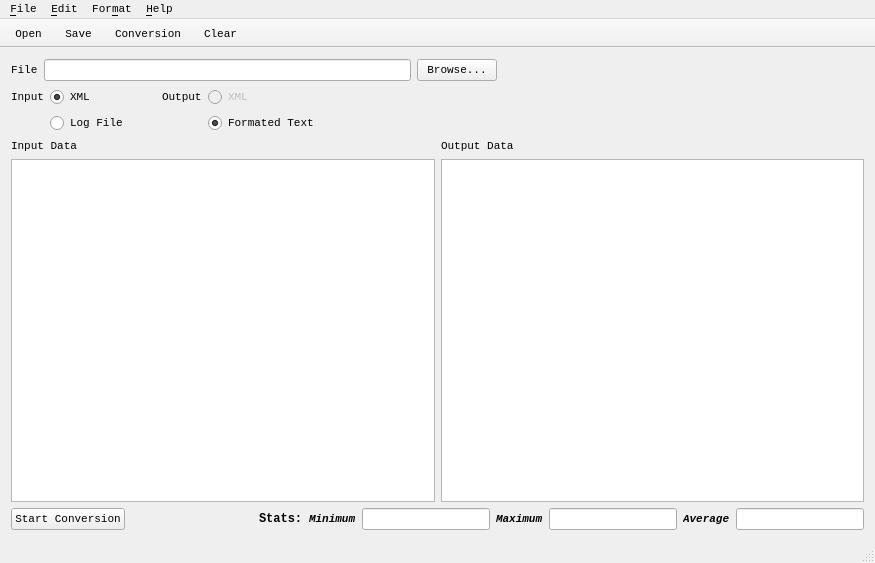
The window that PingLogger/mainwindow.ui (ordy/ping-logger) describes before a commit, drawn with Qt 5.
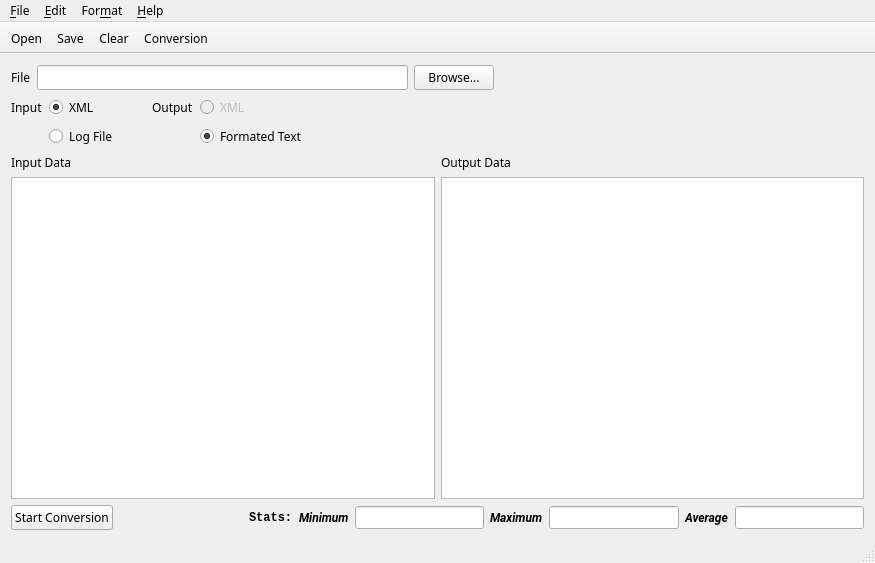
The same window after the commit. Icons and pictures are not drawn.

The edit to the form file:
```diff
--- a/PingLogger/mainwindow.ui
+++ b/PingLogger/mainwindow.ui
@@ -12,8 +12,8 @@
   </property>
   <property name="font">
    <font>
-    <family>Consolas</family>
-    <pointsize>8</pointsize>
+    <family>Fira Sans</family>
+    <pointsize>9</pointsize>
     <weight>50</weight>
     <bold>false</bold>
     <stylestrategy>PreferDefault</stylestrategy>
@@ -205,9 +205,13 @@
        <widget class="QTextBrowser" name="textBrowser">
         <property name="font">
          <font>
-          <family>Consolas</family>
+          <family>Cascadia Code</family>
           <pointsize>10</pointsize>
-          <italic>true</italic>
+          <weight>50</weight>
+          <italic>false</italic>
+          <bold>false</bold>
+          <stylestrategy>PreferDefault</stylestrategy>
+          <kerning>true</kerning>
          </font>
         </property>
         <property name="styleSheet">
@@ -219,11 +223,13 @@
        <widget class="QTextBrowser" name="textBrowser_res">
         <property name="font">
          <font>
-          <family>Consolas</family>
+          <family>Cascadia Code</family>
           <pointsize>10</pointsize>
           <weight>50</weight>
-          <italic>true</italic>
+          <italic>false</italic>
           <bold>false</bold>
+          <stylestrategy>PreferDefault</stylestrategy>
+          <kerning>true</kerning>
          </font>
         </property>
         <property name="styleSheet">
@@ -261,8 +267,12 @@
         </property>
         <property name="font">
          <font>
+          <family>Roboto</family>
+          <pointsize>9</pointsize>
           <weight>75</weight>
           <bold>true</bold>
+          <stylestrategy>PreferDefault</stylestrategy>
+          <kerning>true</kerning>
          </font>
         </property>
         <property name="styleSheet">
@@ -277,9 +287,13 @@
        <widget class="QLabel" name="max_label">
         <property name="font">
          <font>
+          <family>Roboto</family>
+          <pointsize>9</pointsize>
           <weight>75</weight>
           <italic>true</italic>
           <bold>true</bold>
+          <stylestrategy>PreferDefault</stylestrategy>
+          <kerning>true</kerning>
          </font>
         </property>
         <property name="styleSheet">
@@ -294,8 +308,12 @@
        <widget class="QLineEdit" name="max_line">
         <property name="font">
          <font>
+          <family>Roboto</family>
+          <pointsize>9</pointsize>
           <weight>75</weight>
           <bold>true</bold>
+          <stylestrategy>PreferDefault</stylestrategy>
+          <kerning>true</kerning>
          </font>
         </property>
         <property name="styleSheet">
@@ -310,9 +328,13 @@
        <widget class="QLabel" name="avg_label">
         <property name="font">
          <font>
+          <family>Roboto</family>
+          <pointsize>9</pointsize>
           <weight>75</weight>
           <italic>true</italic>
           <bold>true</bold>
+          <stylestrategy>PreferDefault</stylestrategy>
+          <kerning>true</kerning>
          </font>
         </property>
         <property name="text">
@@ -324,8 +346,12 @@
        <widget class="QLineEdit" name="avg_line">
         <property name="font">
          <font>
+          <family>Roboto</family>
+          <pointsize>9</pointsize>
           <weight>75</weight>
           <bold>true</bold>
+          <stylestrategy>PreferDefault</stylestrategy>
+          <kerning>true</kerning>
          </font>
         </property>
         <property name="styleSheet">
@@ -340,9 +366,13 @@
        <widget class="QLabel" name="min_label">
         <property name="font">
          <font>
+          <family>Roboto</family>
+          <pointsize>9</pointsize>
           <weight>75</weight>
           <italic>true</italic>
           <bold>true</bold>
+          <stylestrategy>PreferDefault</stylestrategy>
+          <kerning>true</kerning>
          </font>
         </property>
         <property name="styleSheet">
@@ -362,6 +392,8 @@
           <weight>75</weight>
           <bold>true</bold>
           <underline>false</underline>
+          <stylestrategy>PreferDefault</stylestrategy>
+          <kerning>true</kerning>
          </font>
         </property>
         <property name="text">
@@ -386,7 +418,7 @@
      <x>0</x>
      <y>0</y>
      <width>875</width>
-     <height>18</height>
+     <height>21</height>
     </rect>
    </property>
    <widget class="QMenu" name="menuFile">
@@ -445,8 +477,14 @@
    <property name="allowedAreas">
     <set>Qt::TopToolBarArea</set>
    </property>
+   <property name="iconSize">
+    <size>
+     <width>22</width>
+     <height>22</height>
+    </size>
+   </property>
    <property name="toolButtonStyle">
-    <enum>Qt::ToolButtonTextBesideIcon</enum>
+    <enum>Qt::ToolButtonFollowStyle</enum>
    </property>
    <property name="floatable">
     <bool>false</bool>
@@ -459,8 +497,8 @@
    </attribute>
    <addaction name="actionOpenIcon"/>
    <addaction name="actionSaveIcon"/>
-   <addaction name="actionConversion"/>
    <addaction name="actionCleartxt"/>
+   <addaction name="actionConversion"/>
   </widget>
   <action name="action_Open">
    <property name="text">
@@ -588,6 +626,9 @@
    </property>
   </action>
   <action name="actionOpenIcon">
+   <property name="enabled">
+    <bool>true</bool>
+   </property>
    <property name="icon">
     <iconset resource="Icons.qrc">
      <normaloff>:/new/icons/8.png</normaloff>:/new/icons/8.png</iconset>
@@ -631,6 +672,9 @@
    <property name="text">
     <string>Clear</string>
    </property>
+   <property name="iconText">
+    <string>Clear</string>
+   </property>
    <property name="toolTip">
     <string>Clear the text</string>
    </property>
```
Left out of the diff: 30 changed lines with no effect on the pictures.
